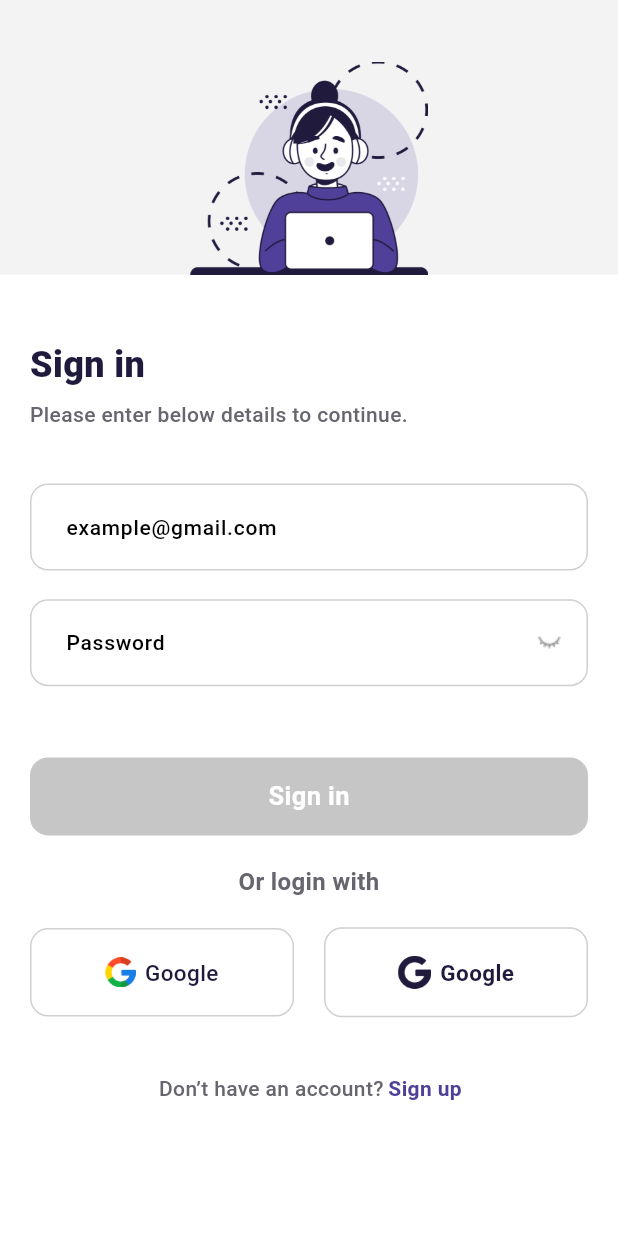
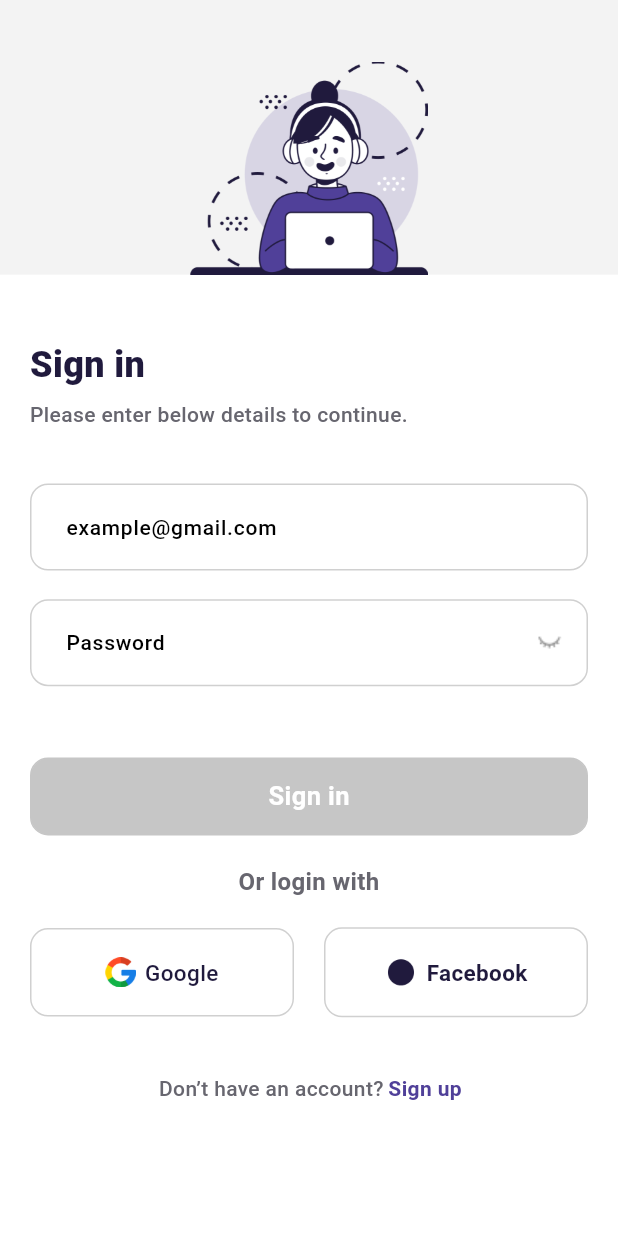
Before and after one commit to Gshot-Moses/Garage, a Flutter app: the screen it shows after launch, on a phone screen of 412 x 824 dp. Run offline on Flutter 3.47's test engine with Material 3 defaults, Android fonts, the phone set to English and light mode, and no system bars; our stand-ins replace chopper, email_validator, get; missing offline and left inert: cupertino_will_pop_scope; generated files the repository leaves out were written again.

Commit message:
Add facebook image to sign_in_screen.dart

```diff
--- a/lib/config/app_image.dart
+++ b/lib/config/app_image.dart
@@ -1,5 +1,6 @@
 
 class AppImage {
+  static const facebookLogo = "asset/images/facebook.png";
   static const googleLogo = "asset/images/google.png";
   static const loginImage = "asset/images/loginImg.png";
   static const openEye = "asset/icons/open_eyes.png";
--- a/lib/config/app_string.dart
+++ b/lib/config/app_string.dart
@@ -4,6 +4,7 @@ class AppString {
   static const String appointments = 'Appointments';
   static const String confirmPassword = 'Confirm Password';
   static const String home = 'Home';
+  static const String facebook = 'Facebook';
   static const String google = 'Google';
   static const String profile = 'Profile';
   static const String nameHintText = 'Name';
@@ -11,6 +12,8 @@ class AppString {
   static const String orLogInWith = 'Or login with';
   static const String signIn = 'Sign in';
   static const String signUp = 'Sign up';
+  static const String seeAll = 'See All';
+  static const String serviceOperations = 'Service Operations';
   static const String pleaseEnterConfirmPassword = 'Please confirm your password';
   static const String pleaseEnterName = "Please enter your name";
   static const String pleaseEnterBelowDetail = 'Please enter below details to continue.';
@@ -19,4 +22,5 @@ class AppString {
   static const String passwordHintText = 'Password';
   static const String pleaseEnterPassword = "Please enter password";
   static const String notHavingAnAccount = 'Don’t have an account? ';
+  static const String welcome = 'Welcome';
 }
--- a/lib/features/signin/ui/sign_in_screen.dart
+++ b/lib/features/signin/ui/sign_in_screen.dart
@@ -284,13 +284,13 @@ class SignInScreen extends StatelessWidget {
               mainAxisAlignment: MainAxisAlignment.center,
               children: [
                 Image.asset(
-                  AppImage.googleLogo,
+                  AppImage.facebookLogo,
                   height: AppSize.height22,
                   color: Theme.of(context).appBarTheme.titleTextStyle?.color,
                 ),
                 const SizedBox(width: AppSize.width6),
                 Text(
-                  AppString.google,
+                  AppString.facebook,
                   style: TextStyle(
                     //fontFamily: FontFamily.mulishMedium,
                     color: Theme.of(context).appBarTheme.titleTextStyle?.color,
```
Also changed, not shown: asset/images/facebook.png (added).
